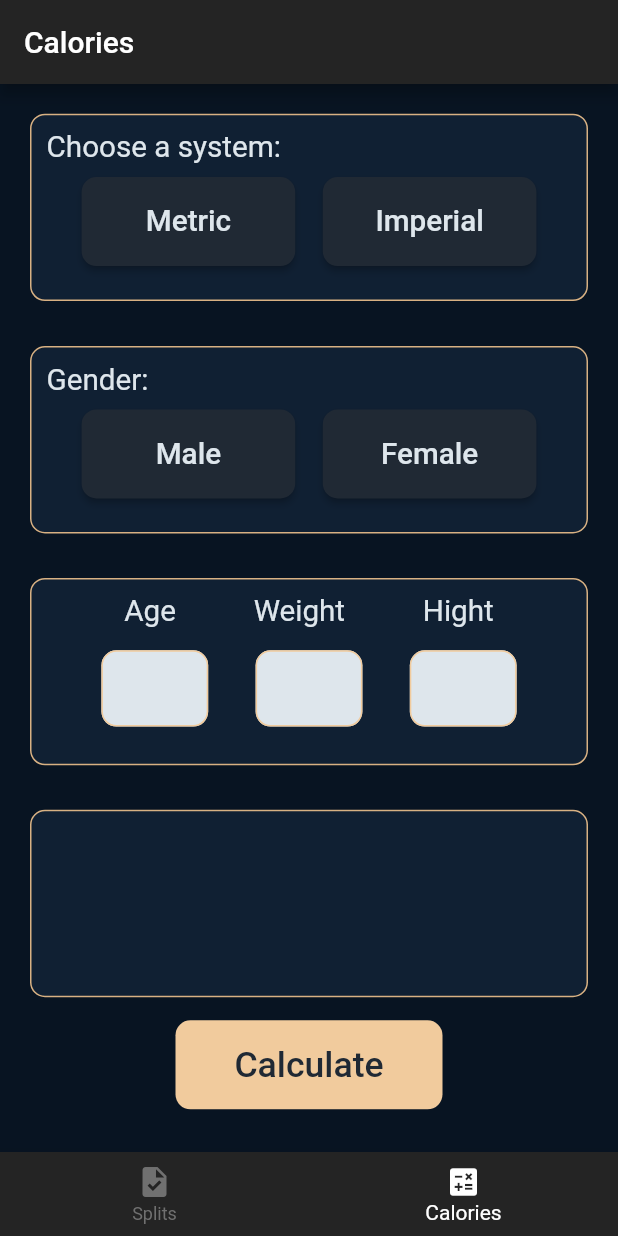
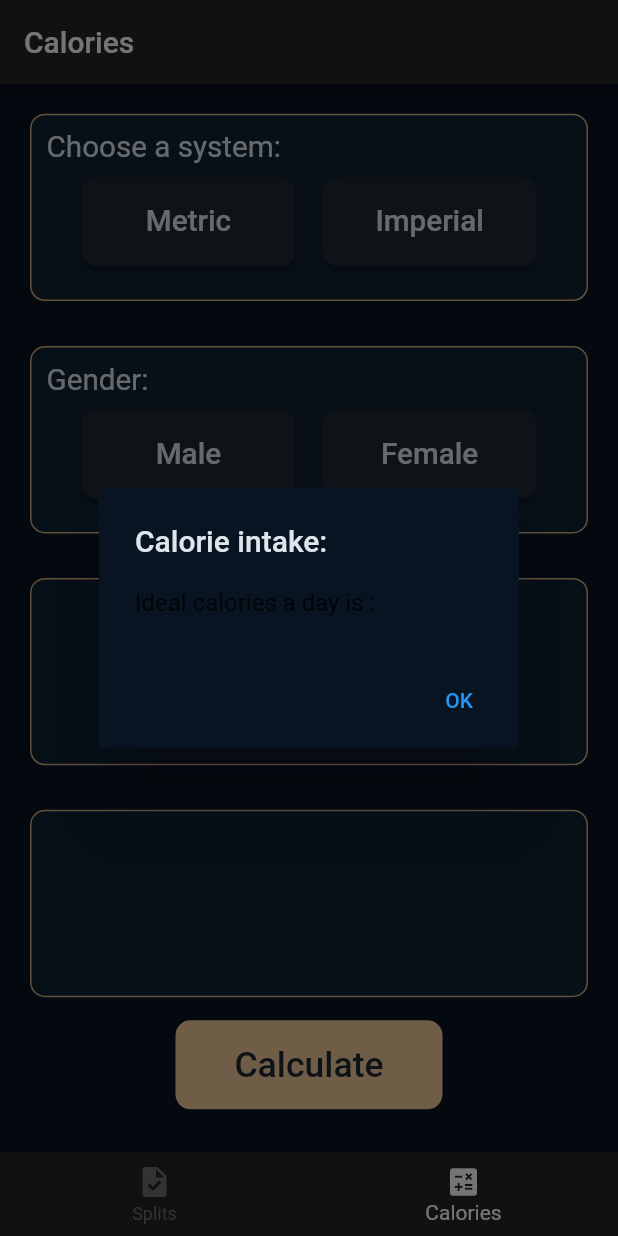
Before and after one commit to xKusabimaru/progressive-overload, a Flutter app: the screen it shows after launch, item 2 of the bottom bar chosen, after a tap on "Calculate", on a phone screen of 412 x 824 dp. Run offline on Flutter 3.47's test engine with Material 2 defaults, Android fonts, the phone set to English and light mode, and no system bars; missing offline and left inert: dart:html.

Commit message:
made pop up

```diff
--- a/lib/views/calories_view.dart
+++ b/lib/views/calories_view.dart
@@ -1,4 +1,6 @@
 // ignore_for_file: prefer_const_constructors, prefer_const_literals_to_create_immutables
+
+import 'dart:html';
 
 import 'package:flutter/material.dart';
 import 'package:progressive_overload/constents.dart';
@@ -327,7 +329,26 @@ class _CaloriesViewState extends State<CaloriesView> {
                             borderRadius:
                                 BorderRadius.all(Radius.circular(10))),
                       ),
-                      onPressed: () {},
+                      onPressed: () {
+                        showDialog(
+                          builder: (context) => AlertDialog(
+                            backgroundColor: Color(backGroundColor),
+                            title: Text(
+                              "Calorie intake: ",
+                              style: TextStyle(
+                                color: Color(mainTextColor),
+                              ),
+                            ),
+                            content: Text("Ideal calories a day is : "),
+                            actions: [
+                              TextButton(
+                                  onPressed: () => Navigator.pop(context),
+                                  child: Text("OK"))
+                            ],
+                          ),
+                          context: context,
+                        );
+                      },
                       child: Text(
                         'Calculate',
                         style: TextStyle(
```
